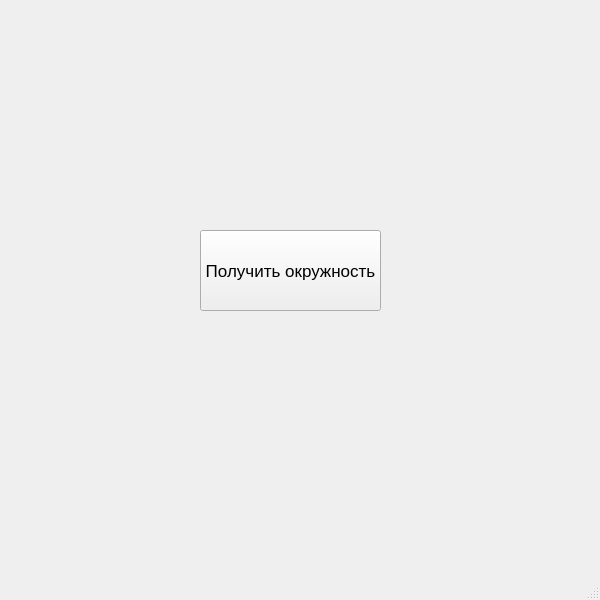
First picture: the form in Ui.ui, repository GrozaEddy/Gus-Krystel-Voronin, before the edit.
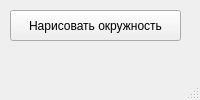
Second picture: the form after the edit.

What changed in the file:
```diff
--- a/Ui.ui
+++ b/Ui.ui
@@ -2,14 +2,6 @@
 <ui version="4.0">
  <class>MainWindow</class>
  <widget class="QMainWindow" name="MainWindow">
-  <property name="geometry">
-   <rect>
-    <x>0</x>
-    <y>0</y>
-    <width>600</width>
-    <height>600</height>
-   </rect>
-  </property>
   <property name="windowTitle">
    <string>MainWindow</string>
   </property>
@@ -17,19 +9,14 @@
    <widget class="QPushButton" name="pushButton">
     <property name="geometry">
      <rect>
-      <x>200</x>
-      <y>230</y>
-      <width>181</width>
-      <height>81</height>
+      <x>10</x>
+      <y>10</y>
+      <width>171</width>
+      <height>31</height>
      </rect>
     </property>
-    <property name="font">
-     <font>
-      <pointsize>13</pointsize>
-     </font>
-    </property>
     <property name="text">
-     <string>Получить окружность</string>
+     <string>Нарисовать окружность</string>
     </property>
    </widget>
   </widget>
```
